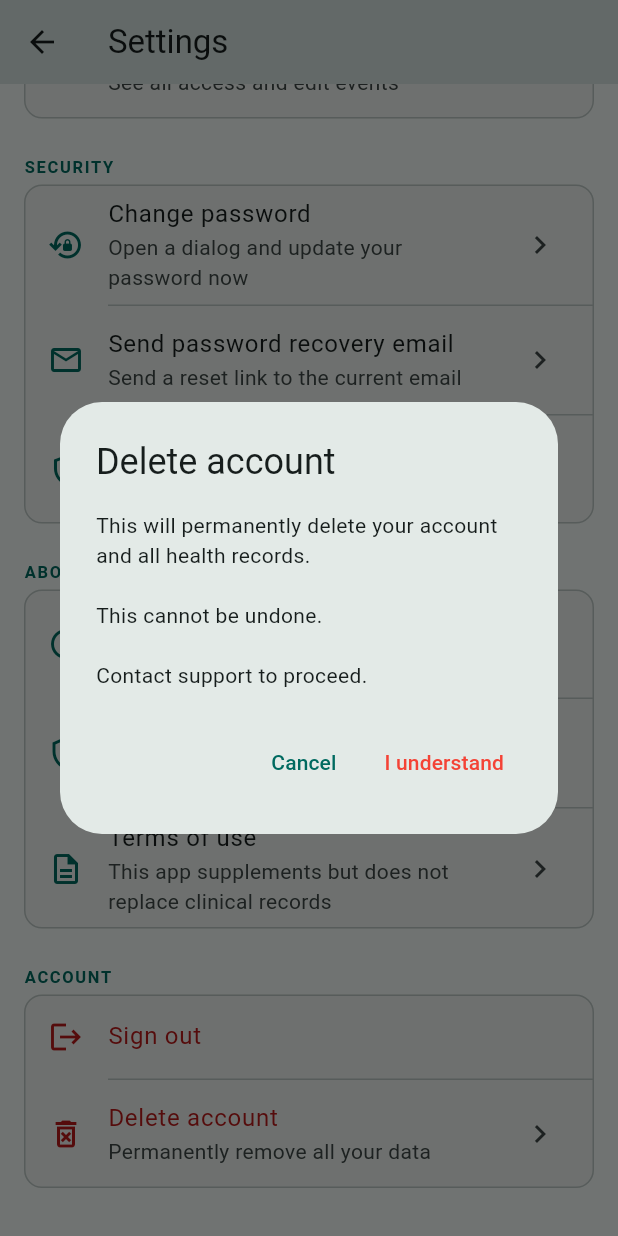
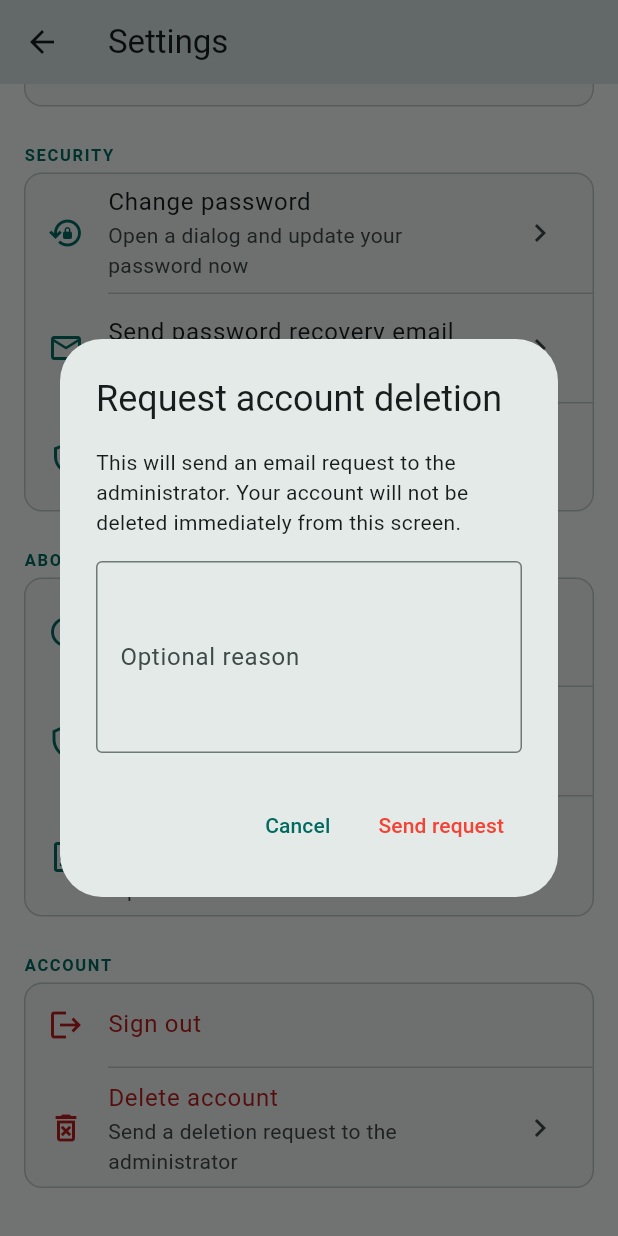
Before and after one commit to ChelloufMay/emergency_health_record_app, a Flutter app: the SettingsScreen screen opened by its route, scrolled down 576 dp, after a tap on "Delete account", on a phone screen of 412 x 824 dp. Run offline on Flutter 3.47's test engine with Material 3 defaults, Android fonts, the light colour scheme and no system bars; our stand-ins replace app_links, file_picker, qr_flutter, supabase_flutter; accounts and stored records are empty.

Commit message:
try to fix the account deletion email sending

```diff
--- a/lib/screens/settings_screen.dart
+++ b/lib/screens/settings_screen.dart
@@ -50,7 +50,6 @@ class _SettingsScreenState extends State<SettingsScreen> {
     }
   }
 
-  // CHANGED: password updates go through AuthService so the flow is shared.
   Future<void> _showChangePasswordDialog() async {
     final formKey = GlobalKey<FormState>();
     final passwordController = TextEditingController();
@@ -173,7 +172,6 @@ class _SettingsScreenState extends State<SettingsScreen> {
     confirmController.dispose();
   }
 
-  // CHANGED: recovery email is available from settings for every role.
   Future<void> _sendRecoveryEmail() async {
     final email = _email?.trim();
     if (email == null || email.isEmpty) {
@@ -204,17 +202,77 @@ class _SettingsScreenState extends State<SettingsScreen> {
     }
   }
 
-  Future<void> _deleteAccount() async {
-    final confirmed = await _confirm(
-      title: 'Delete account',
-      message: 'This will permanently delete your account and all health records.\n\n'
-          'This cannot be undone.\n\nContact support to proceed.',
-      confirmLabel: 'I understand',
-      destructive: true,
+  Future<void> _requestAccountDeletion() async {
+    final reasonController = TextEditingController();
+
+    final confirmed = await showDialog<bool>(
+      context: context,
+      builder: (ctx) => AlertDialog(
+        title: const Text('Request account deletion'),
+        content: SingleChildScrollView(
+          child: Column(
+            mainAxisSize: MainAxisSize.min,
+            children: [
+              const Text(
+                'This will send an email request to the administrator. '
+                    'Your account will not be deleted immediately from this screen.',
+              ),
+              const SizedBox(height: 16),
+              TextField(
+                controller: reasonController,
+                maxLines: 4,
+                decoration: const InputDecoration(
+                  labelText: 'Optional reason',
+                  border: OutlineInputBorder(),
+                ),
+              ),
+            ],
+          ),
+        ),
+        actions: [
+          TextButton(
+            onPressed: () => Navigator.pop(ctx, false),
+            child: const Text('Cancel'),
+          ),
+          TextButton(
+            onPressed: () => Navigator.pop(ctx, true),
+            style: TextButton.styleFrom(
+              foregroundColor: Colors.red,
+            ),
+            child: const Text('Send request'),
+          ),
+        ],
+      ),
     );
-    if (!confirmed) return;
 
-    _showSnack('To delete your account please contact the app administrator.');
+    if (confirmed != true) {
+      reasonController.dispose();
+      return;
+    }
+
+    try {
+      final result = await _supabase.rpc(
+        'request_account_deletion',
+        params: {
+          '_reason': reasonController.text.trim().isEmpty
+              ? null
+              : reasonController.text.trim(),
+        },
+      );
+
+      _showSnack(
+        'Deletion request sent to the administrator.',
+      );
+
+      debugPrint('Delete request queued: $result');
+    } catch (e) {
+      _showSnack(
+        'Could not send deletion request: $e',
+        error: true,
+      );
+    } finally {
+      reasonController.dispose();
+    }
   }
 
   Future<bool> _confirm({
@@ -280,8 +338,14 @@ class _SettingsScreenState extends State<SettingsScreen> {
     Widget? trailing,
   }) =>
       ListTile(
-        leading: Icon(icon, color: iconColor ?? Theme.of(context).colorScheme.primary),
-        title: Text(title, style: TextStyle(color: titleColor)),
+        leading: Icon(
+          icon,
+          color: iconColor ?? Theme.of(context).colorScheme.primary,
+        ),
+        title: Text(
+          title,
+          style: TextStyle(color: titleColor),
+        ),
         subtitle: subtitle != null ? Text(subtitle) : null,
         trailing: trailing ?? (onTap != null ? const Icon(Icons.chevron_right) : null),
         onTap: onTap,
@@ -396,7 +460,8 @@ class _SettingsScreenState extends State<SettingsScreen> {
                   icon: Icons.medical_information_outlined,
                   title: 'Medical summary',
                   subtitle: 'Allergies, medications, conditions',
-                  onTap: () => Navigator.pushNamed(context, '/medical_summary'),
+                  onTap: () =>
+                      Navigator.pushNamed(context, '/medical_summary'),
                 ),
                 _divider(),
                 _tile(
@@ -427,7 +492,7 @@ class _SettingsScreenState extends State<SettingsScreen> {
                 _divider(),
                 _tile(
                   icon: Icons.history_outlined,
-                  title: 'Audit log',
+                  title: 'Actions performed',
                   subtitle: 'See all access and edit events',
                   onTap: () => Navigator.pushNamed(context, '/audit_log'),
                 ),
@@ -531,10 +596,10 @@ class _SettingsScreenState extends State<SettingsScreen> {
                 _tile(
                   icon: Icons.delete_forever_outlined,
                   title: 'Delete account',
-                  subtitle: 'Permanently remove all your data',
+                  subtitle: 'Send a deletion request to the administrator',
                   iconColor: cs.error,
                   titleColor: cs.error,
-                  onTap: _deleteAccount,
+                  onTap: _requestAccountDeletion,
                 ),
               ],
             ),
```
